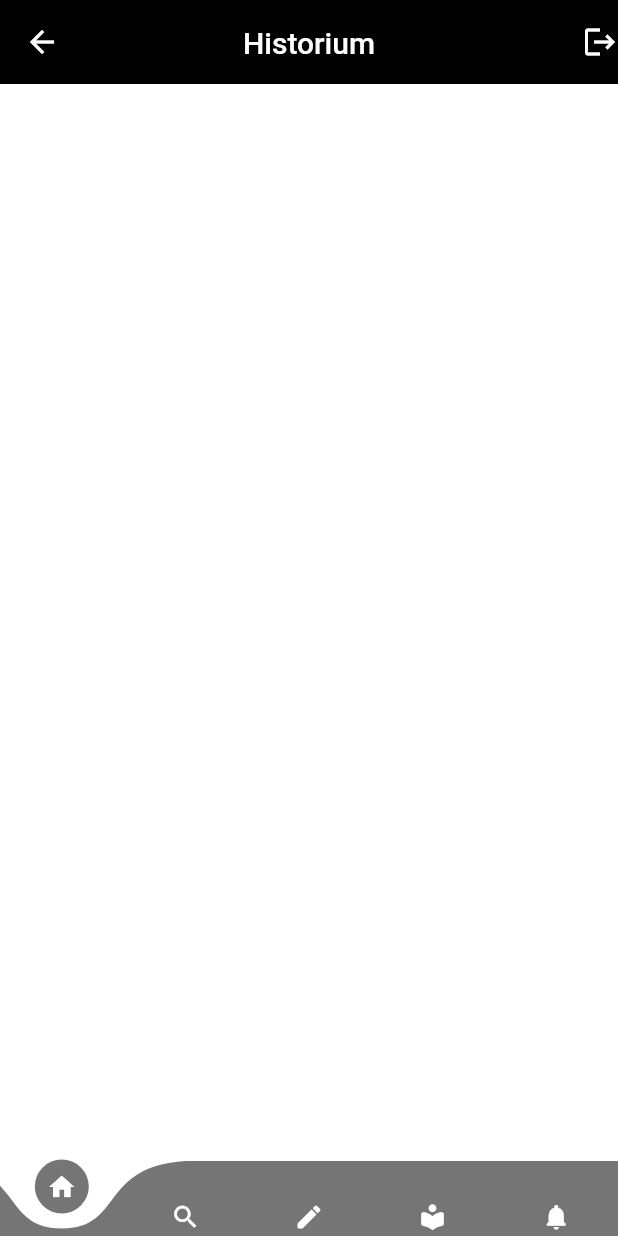
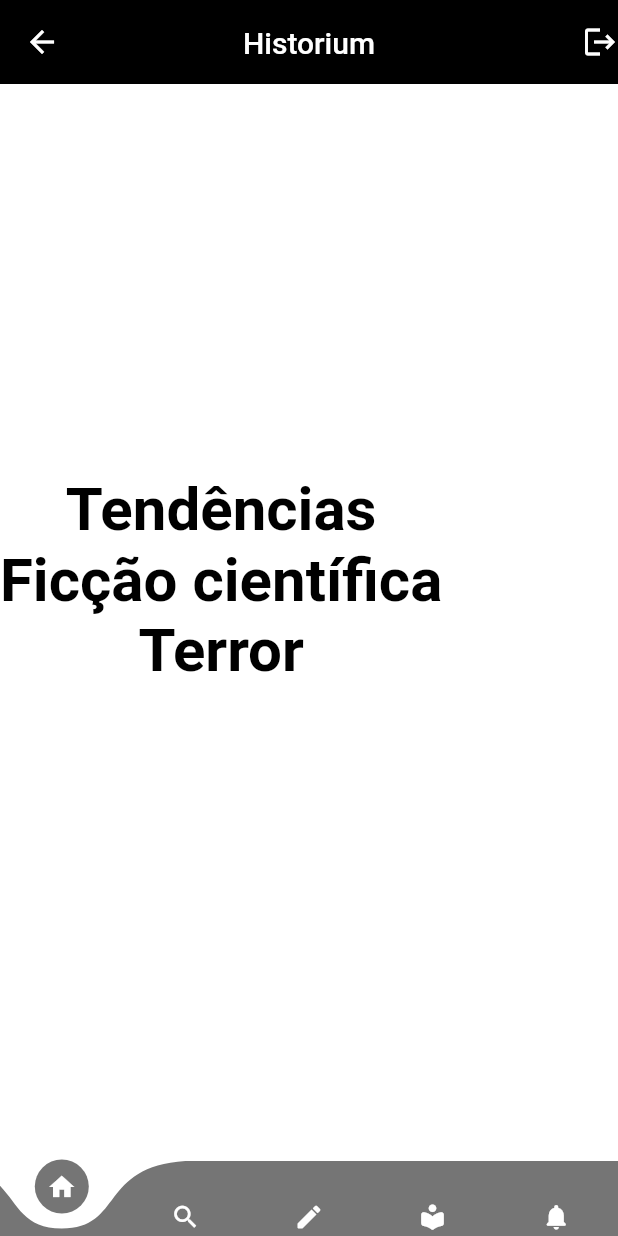
Before and after one commit to C-Henrique-Almeida/APP---Historium---Flutter, a Flutter app: the HomeScreen screen opened by its route, on a phone screen of 412 x 824 dp. Run offline on Flutter 3.47's test engine with Material 2 defaults, Android fonts, the phone set to English and light mode, and no system bars; drawn by our look-alikes of curved_navigation_bar; our stand-ins replace firebase_auth, firebase_core, google_fonts; accounts and stored records are empty.

Commit message:
HomePage

```diff
--- a/lib/pages/home_tab.dart
+++ b/lib/pages/home_tab.dart
@@ -12,6 +12,23 @@
     return Stack(
       children: <Widget>[
         _buildBodyBack(),
+        Column(
+        mainAxisAlignment: MainAxisAlignment.center,
+        children: <Widget>[
+          Text(
+            "Tendências",
+            style: TextStyle(color: Colors.black, fontSize: 40, fontWeight: FontWeight.bold)
+          ),
+          Text(
+            "Ficção científica",
+            style: TextStyle(color: Colors.black, fontSize: 40, fontWeight: FontWeight.bold)
+          ),
+          Text(
+            "Terror",
+            style: TextStyle(color: Colors.black, fontSize: 40, fontWeight: FontWeight.bold)
+          ),
+        ],
+        ),
         CustomScrollView(
           slivers: <Widget>[
             SliverAppBar(
@@ -19,8 +36,7 @@
                 GestureDetector(
                   onTap: () => Navigator.of(context).pop(),
                   child: Icon(Icons.logout),
-                )
-              ],
+                )],
               floating: true,
               backgroundColor: Colors.black,
               elevation: 0.0,
```
